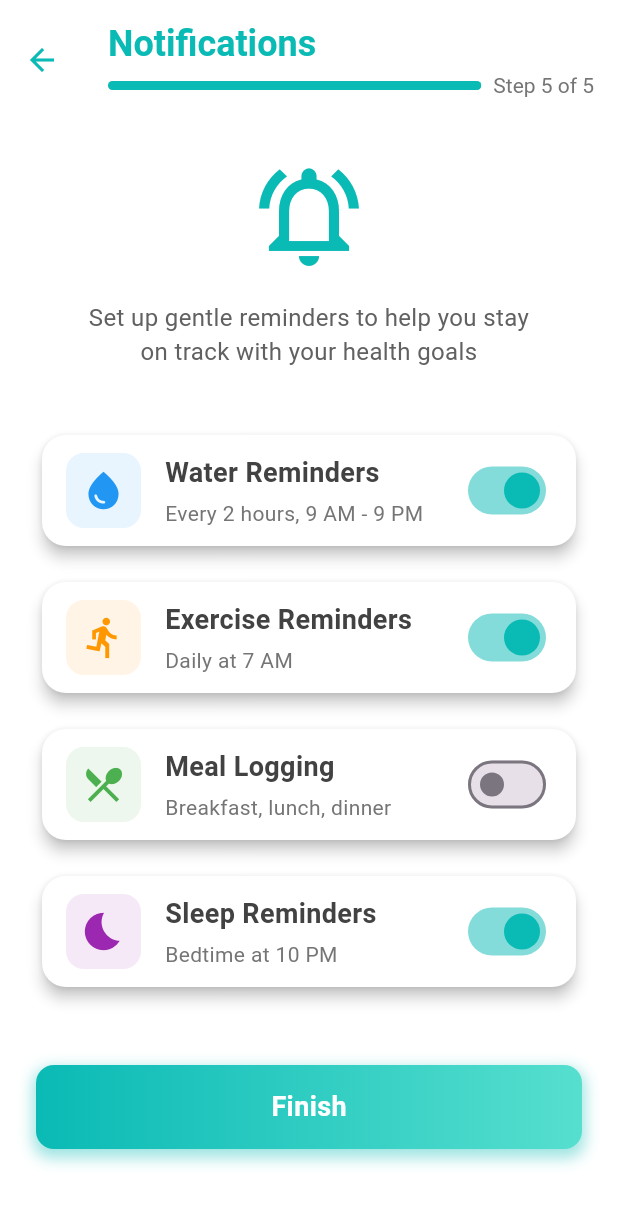
After one commit to Thanaphum-6510110194/G6-Health-Tracking, a Flutter app: the NotificationsScreen screen opened directly, on a phone screen of 412 x 824 dp. The commit adds this screen. Shown: the top 1205 px of the screen. Run offline on Flutter 3.47's test engine with Material 3 defaults, Android fonts, the light colour scheme and no system bars; our stand-ins replace cloud_firestore, firebase_auth, firebase_core, image_picker; accounts and stored records are empty.

Commit message:
Add notification screen

```diff
--- a/lib/screens/Meal.dart
+++ b/lib/screens/Meal.dart
@@ -313,7 +313,7 @@ class _MealLoggingScreenState extends State<MealLoggingScreen> {
         ),
         TextButton(
           style: TextButton.styleFrom(
-            foregroundColor: secondaryColor,
+            foregroundColor: _secondaryColor,
           ),
           onPressed: () {
             print('Edit $mealName');
--- /dev/null
+++ b/lib/screens/notification_screen.dart
@@ -0,0 +1,262 @@
+import 'package:flutter/material.dart';
+
+class NotificationsScreen extends StatefulWidget {
+  const NotificationsScreen({super.key});
+
+  @override
+  State<NotificationsScreen> createState() => _NotificationsScreenState();
+}
+
+class _NotificationsScreenState extends State<NotificationsScreen> {
+  bool _waterRemindersEnabled = true;
+  bool _exerciseRemindersEnabled = true;
+  bool _mealLoggingEnabled = false;
+  bool _sleepRemindersEnabled = true;
+
+  @override
+  Widget build(BuildContext context) {
+    return Scaffold(
+      backgroundColor: Colors.white,
+      appBar: AppBar(
+        toolbarHeight: 80,
+        backgroundColor: Colors.white,
+        elevation: 0,
+        leading: IconButton(
+          icon: const Icon(Icons.arrow_back, color: Color(0xFF0ABAB5)),
+          onPressed: () {
+            Navigator.pop(context); // ย้อนกลับไปหน้า LifestyleHabitsScreen
+          },
+        ),
+        title: Column(
+          crossAxisAlignment: CrossAxisAlignment.start,
+          children: [
+            const Text(
+              'Notifications',
+              style: TextStyle(
+                color: Color(0xFF0ABAB5),
+                fontSize: 24,
+                fontWeight: FontWeight.bold,
+              ),
+            ),
+            const SizedBox(height: 4),
+            Row(
+              children: [
+                Expanded(
+                  child: ClipRRect(
+                    borderRadius: BorderRadius.circular(10),
+                    child: LinearProgressIndicator(
+                      value: 5 / 5, // Step 5 of 5 (ขั้นตอนสุดท้าย)
+                      backgroundColor: Colors.grey[300],
+                      color: const Color(0xFF0ABAB5),
+                      minHeight: 6,
+                    ),
+                  ),
+                ),
+                const SizedBox(width: 8),
+                Text(
+                  'Step 5 of 5', // แสดง Step 5 of 5
+                  style: TextStyle(
+                    color: Colors.grey[600],
+                    fontSize: 14,
+                  ),
+                ),
+              ],
+            ),
+          ],
+        ),
+      ),
+      body: SingleChildScrollView(
+        padding: const EdgeInsets.all(24.0),
+        child: Column(
+          crossAxisAlignment: CrossAxisAlignment.center, // จัดให้อยู่ตรงกลาง
+          children: <Widget>[
+            const Icon(
+              Icons.notifications_active_outlined, // ไอคอนกระดิ่ง
+              size: 80,
+              color: Color(0xFF0ABAB5),
+            ),
+            const SizedBox(height: 16),
+            Text(
+              'Set up gentle reminders to help you stay\non track with your health goals',
+              textAlign: TextAlign.center,
+              style: TextStyle(
+                fontSize: 16,
+                color: Colors.grey[700],
+              ),
+            ),
+            const SizedBox(height: 40),
+
+            // Reminder Cards
+            _buildReminderCard(
+              icon: Icons.water_drop,
+              iconColor: Colors.blue,
+              title: 'Water Reminders',
+              subtitle: 'Every 2 hours, 9 AM - 9 PM',
+              value: _waterRemindersEnabled,
+              onChanged: (bool newValue) {
+                setState(() {
+                  _waterRemindersEnabled = newValue;
+                });
+              },
+            ),
+            const SizedBox(height: 16),
+            _buildReminderCard(
+              icon: Icons.directions_run,
+              iconColor: Colors.orange,
+              title: 'Exercise Reminders',
+              subtitle: 'Daily at 7 AM',
+              value: _exerciseRemindersEnabled,
+              onChanged: (bool newValue) {
+                setState(() {
+                  _exerciseRemindersEnabled = newValue;
+                });
+              },
+            ),
+            const SizedBox(height: 16),
+            _buildReminderCard(
+              icon: Icons.restaurant_menu,
+              iconColor: Colors.green,
+              title: 'Meal Logging',
+              subtitle: 'Breakfast, lunch, dinner',
+              value: _mealLoggingEnabled,
+              onChanged: (bool newValue) {
+                setState(() {
+                  _mealLoggingEnabled = newValue;
+                });
+              },
+            ),
+            const SizedBox(height: 16),
+            _buildReminderCard(
+              icon: Icons.bedtime,
+              iconColor: Colors.purple,
+              title: 'Sleep Reminders',
+              subtitle: 'Bedtime at 10 PM',
+              value: _sleepRemindersEnabled,
+              onChanged: (bool newValue) {
+                setState(() {
+                  _sleepRemindersEnabled = newValue;
+                });
+              },
+            ),
+            const SizedBox(height: 48),
+
+            // Finish Button with Gradient
+            SizedBox(
+              width: double.infinity,
+              height: 56,
+              child: InkWell(
+                onTap: () {
+                  // TODO: Implement logic to save notification settings and navigate to final screen
+                  ScaffoldMessenger.of(context).showSnackBar(
+                    const SnackBar(content: Text('Notification settings saved!')),
+                  );
+                  // Navigator.pushReplacement(
+                  //   context,
+                  //   MaterialPageRoute(builder: (context) => const SummaryScreen()),
+                  // );
+                },
+                borderRadius: BorderRadius.circular(12),
+                child: Container(
+                  alignment: Alignment.center,
+                  decoration: BoxDecoration(
+                    borderRadius: BorderRadius.circular(12),
+                    gradient: const LinearGradient(
+                      colors: [
+                        Color(0xFF0ABAB5), // Start
+                        Color(0xFF56DFCF), // End
+                      ],
+                      begin: Alignment.centerLeft,
+                      end: Alignment.centerRight,
+                    ),
+                    boxShadow: [
+                      BoxShadow(
+                        color: const Color(0xFF0ABAB5).withAlpha((255 * 0.4).round()),
+                        spreadRadius: 2,
+                        blurRadius: 8,
+                        offset: const Offset(0, 4),
+                      ),
+                    ],
+                  ),
+                  child: const Text(
+                    'Finish', // ปุ่มสุดท้าย
+                    style: TextStyle(
+                      color: Colors.white,
+                      fontSize: 18,
+                      fontWeight: FontWeight.bold,
+                    ),
+                  ),
+                ),
+              ),
+            ),
+          ],
+        ),
+      ),
+    );
+  }
+
+  // Widget สำหรับสร้าง Card แจ้งเตือน
+  Widget _buildReminderCard({
+    required IconData icon,
+    required Color iconColor,
+    required String title,
+    required String subtitle,
+    required bool value,
+    required ValueChanged<bool> onChanged,
+  }) {
+    return Card(
+      color: Colors.white,
+      elevation: 4,
+      shape: RoundedRectangleBorder(
+        borderRadius: BorderRadius.circular(16),
+      ),
+      child: Padding(
+        padding: const EdgeInsets.symmetric(vertical: 12.0, horizontal: 16.0),
+        child: Row(
+          children: [
+            Container(
+              padding: const EdgeInsets.all(10),
+              decoration: BoxDecoration(
+                color: iconColor.withOpacity(0.1),
+                borderRadius: BorderRadius.circular(12),
+              ),
+              child: Icon(
+                icon,
+                size: 30,
+                color: iconColor,
+              ),
+            ),
+            const SizedBox(width: 16),
+            Expanded(
+              child: Column(
+                crossAxisAlignment: CrossAxisAlignment.start,
+                children: [
+                  Text(
+                    title,
+                    style: TextStyle(
+                      fontSize: 18,
+                      fontWeight: FontWeight.bold,
+                      color: Colors.grey[800],
+                    ),
+                  ),
+                  const SizedBox(height: 4),
+                  Text(
+                    subtitle,
+                    style: TextStyle(
+                      fontSize: 14,
+                      color: Colors.grey[600],
+                    ),
+                  ),
+                ],
+              ),
+            ),
+            Switch(
+              value: value,
+              onChanged: onChanged,
+              activeColor: const Color(0xFF0ABAB5),
+            ),
+          ],
+        ),
+      ),
+    );
+  }
+}
```
Also changed, not shown: lib/screens/goals.dart (deleted, +0 -311 lines), lib/screens/lifestyle_habits.dart (+5 -4 lines).
